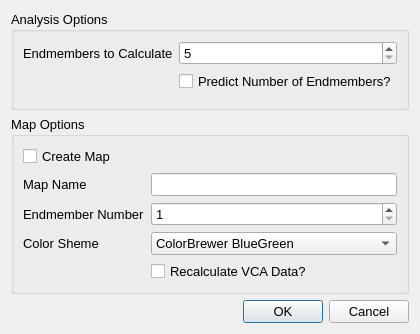
Before: the Qt Designer form GUI/Analysis/vcadialog.ui in VespucciProject/Vespucci, drawn with Qt 5.
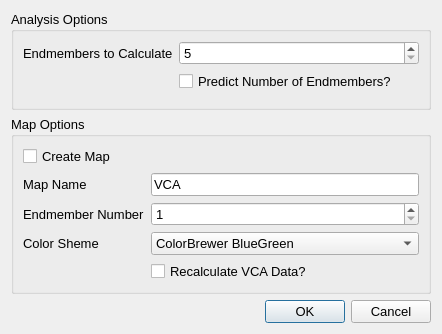
After: the same form once the commit is applied. Icons and pictures are not drawn.

```diff
--- a/GUI/Analysis/vcadialog.ui
+++ b/GUI/Analysis/vcadialog.ui
@@ -6,7 +6,7 @@
    <rect>
     <x>0</x>
     <y>0</y>
-    <width>407</width>
+    <width>442</width>
     <height>334</height>
    </rect>
   </property>
@@ -67,7 +67,11 @@
        </widget>
       </item>
       <item row="1" column="1">
-       <widget class="QLineEdit" name="nameLineEdit"/>
+       <widget class="QLineEdit" name="nameLineEdit">
+        <property name="text">
+         <string>VCA</string>
+        </property>
+       </widget>
       </item>
       <item row="2" column="1">
        <widget class="QSpinBox" name="componentSpinBox">
```
